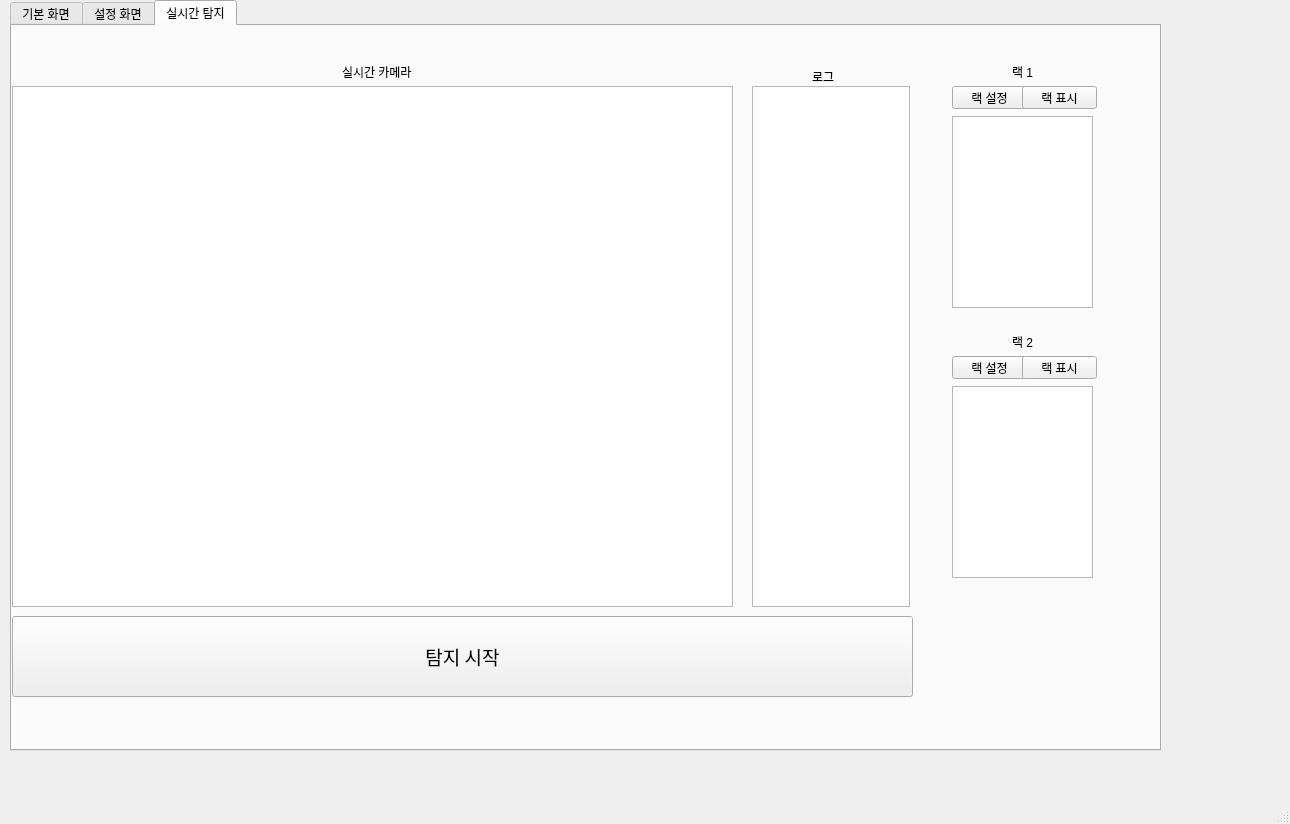
Old version of the form Program/UI/Video.ui in the repository KDT-project-MNVISION-Enterprise/MNVISION.
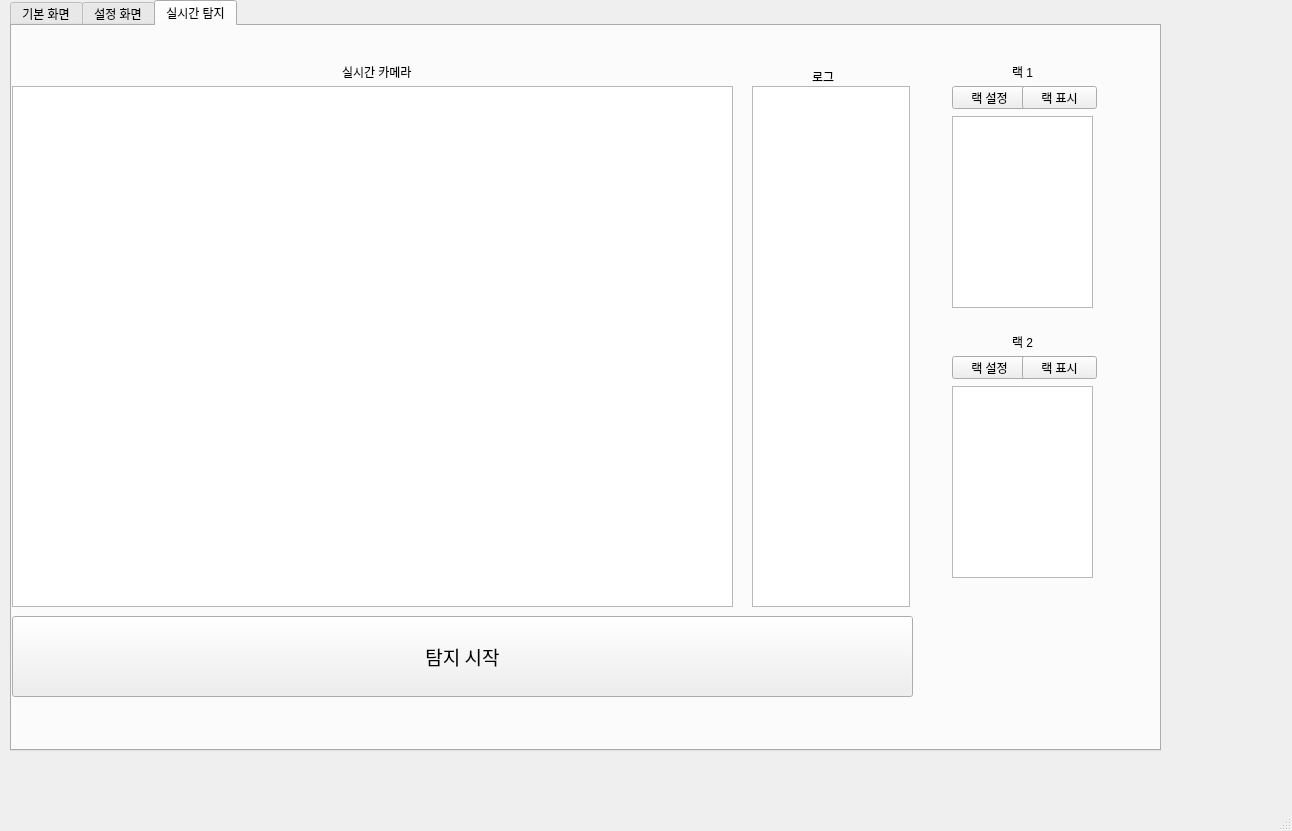
New version of the form.

```diff
--- a/Program/UI/Video.ui
+++ b/Program/UI/Video.ui
@@ -6,8 +6,8 @@
    <rect>
     <x>0</x>
     <y>0</y>
-    <width>1290</width>
-    <height>824</height>
+    <width>1292</width>
+    <height>831</height>
    </rect>
   </property>
   <property name="windowTitle">
```
Left out of the diff: 2 changed lines with no effect on the pictures.
